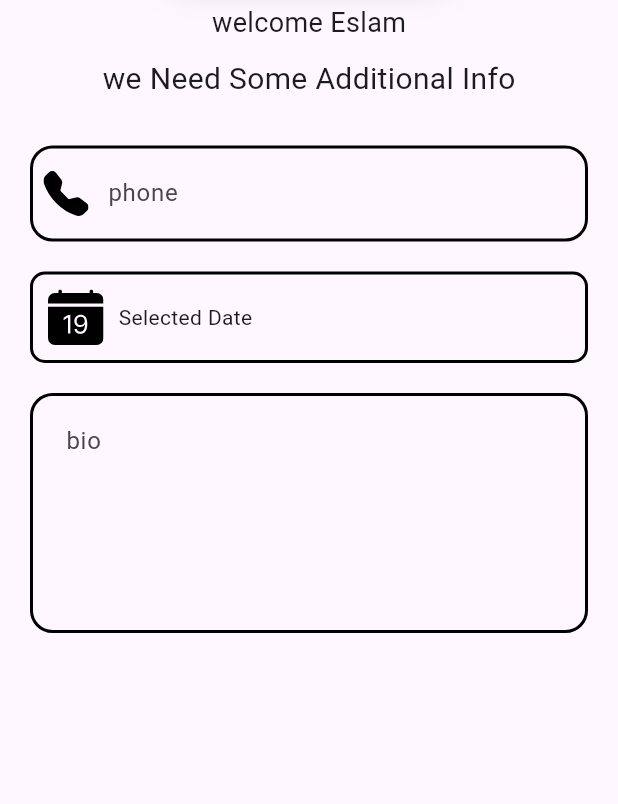
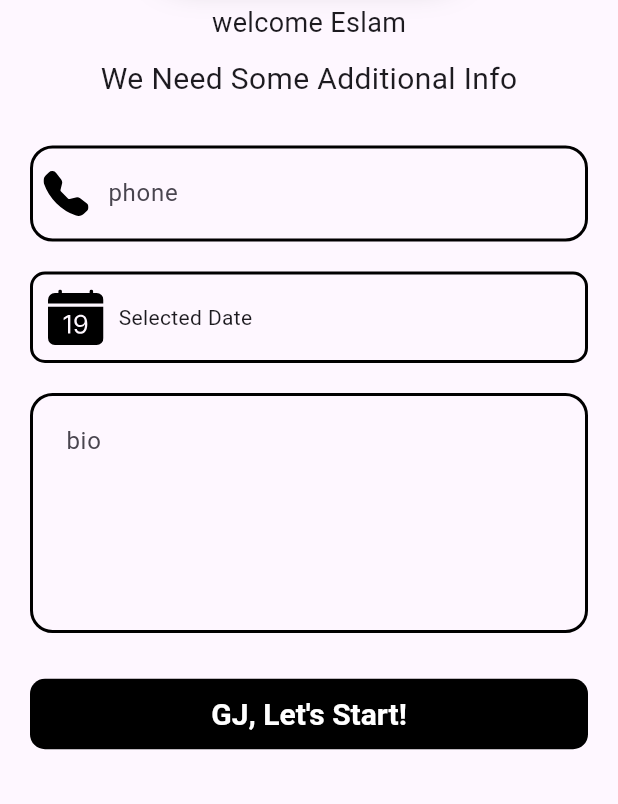
Before and after one commit to EslamHany2002/Rickman, a Flutter app: the ExtraInfoView screen opened directly, on a phone screen of 412 x 824 dp, the part 432-1236 px from its top. Run offline on Flutter 3.47's test engine with Material 3 defaults, Android fonts, the light colour scheme and no system bars; our stand-ins replace animated_splash_screen, circle_nav_bar, flashy_tab_bar2, flutter_svg, icons_plus.

Commit message:
Add Button

```diff
--- a/lib/presentation/UI/ExtraInfo/ExtraInfoView.dart
+++ b/lib/presentation/UI/ExtraInfo/ExtraInfoView.dart
@@ -55,7 +55,7 @@ class _ExtraInfoViewState extends State<ExtraInfoView> {
               ),
               const SizedBox(height: 10,),
               Text(
-                "we Need Some Additional Info",
+                "We Need Some Additional Info",
                 style: TextStyle(fontSize: 20),
               ),
               const SizedBox(height: 30,),
@@ -97,18 +97,28 @@ class _ExtraInfoViewState extends State<ExtraInfoView> {
                       ),
                       const SizedBox(height: 30,),
                       // confirm button
-                      // ElevatedButton(
-                      //   onPressed: viewModel!.updateUserData,
-                      //   child: Padding(
-                      //     padding: const EdgeInsets.all(12.0),
-                      //     child: Row(
-                      //       mainAxisAlignment: MainAxisAlignment.center,
-                      //       children: [
-                      //         Text(viewModel!.local!.gj),
-                      //       ],
-                      //     ),
-                      //   ),
-                      // )
+                      ElevatedButton(
+                        style: ButtonStyle(
+                          foregroundColor: MaterialStateProperty.all(Colors.black),
+                          backgroundColor: MaterialStateProperty.all(Colors.black),
+                          elevation: MaterialStateProperty.all(0),
+                          shape: MaterialStateProperty.all(RoundedRectangleBorder(
+                            borderRadius: BorderRadius.circular(10),
+                          )),
+                          textStyle: MaterialStateProperty.all(const TextStyle(
+                              fontWeight: FontWeight.bold, fontSize: 20, color: Colors.white)),
+                        ),
+                        onPressed: (){},
+                        child: Padding(
+                          padding: const EdgeInsets.all(12.0),
+                          child: Row(
+                            mainAxisAlignment: MainAxisAlignment.center,
+                            children: [
+                              Text("GJ, Let's Start!" , style: TextStyle(color: Colors.white),),
+                            ],
+                          ),
+                        ),
+                      )
                     ],
                   )
               ),
```
